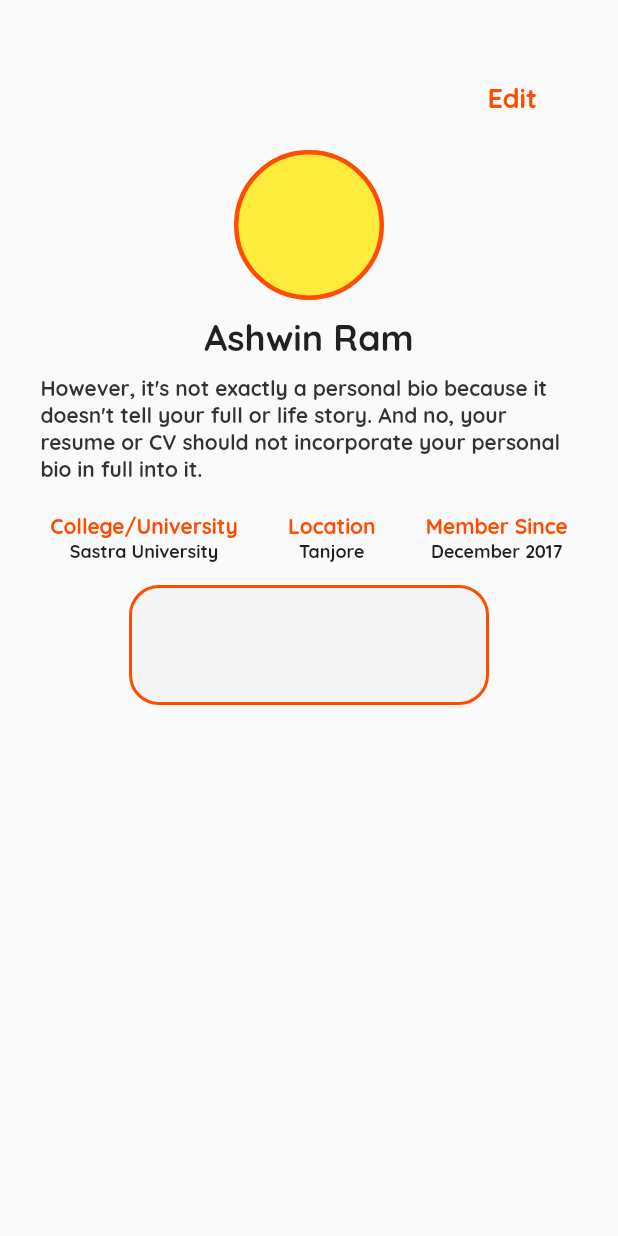
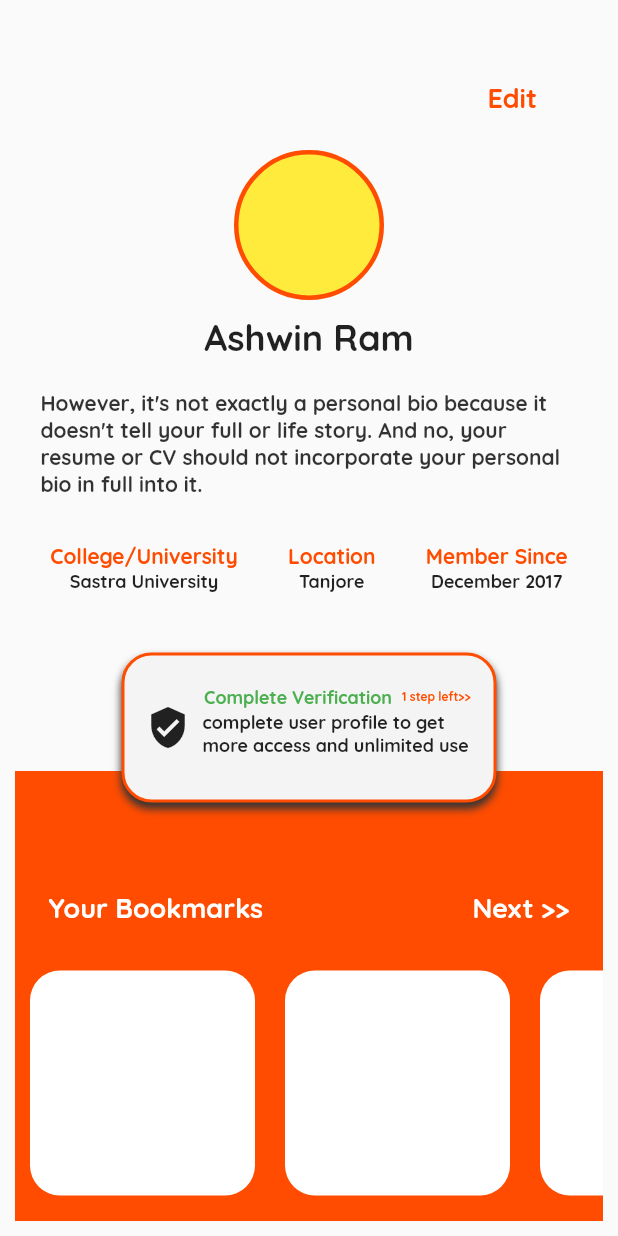
Before and after one commit to StintsTBI/Stints, a Flutter app: the ProfileDetails screen opened directly, on a phone screen of 412 x 824 dp. Run offline on Flutter 3.47's test engine with Material 2 defaults, Android fonts, the light colour scheme and no system bars; drawn by our look-alikes of auto_size_text.

Commit message:
profile edit, profile detials

```diff
--- a/lib/pages/profileDetails.dart
+++ b/lib/pages/profileDetails.dart
@@ -1,6 +1,7 @@
 import 'package:flutter/material.dart';
 import 'package:stints/assets/constants.dart';
 import 'package:auto_size_text/auto_size_text.dart';
+import 'package:stints/pages/profileEdit.dart';
 import 'package:stints/widgets/text_widgets.dart';
 
 class ProfileDetails extends StatefulWidget {
@@ -9,6 +10,20 @@ class ProfileDetails extends StatefulWidget {
 }
 
 class _ProfileDetailsState extends State<ProfileDetails> {
+  Widget bookmark() {
+    return Padding(
+      padding: EdgeInsets.only(top: 30, right: 10, left: 10),
+      child: Container(
+        height: 150,
+        width: 150,
+        decoration: BoxDecoration(
+          borderRadius: BorderRadius.circular(20),
+          color: Colors.white,
+        ),
+      ),
+    );
+  }
+
   String bio =
       "However, it's not exactly a personal bio because it doesn't tell your full or life story. And no, your resume or CV should not incorporate your personal bio in full into it.";
   @override
@@ -19,9 +34,59 @@ class _ProfileDetailsState extends State<ProfileDetails> {
           Positioned(
             top: 54,
             right: 54,
-            child: SmallText(
-              "Edit",
-              color: WidgetColors.primaryColor,
+            child: GestureDetector(
+              child: SmallText(
+                "Edit",
+                color: WidgetColors.primaryColor,
+              ),
+              onTap: () {
+                Navigator.of(context)
+                    .push(MaterialPageRoute(builder: (c) => ProfileEdit()));
+              },
+            ),
+          ),
+          Positioned(
+            bottom: 10,
+            left: 10,
+            right: 10,
+            child: Container(
+              decoration: BoxDecoration(
+                color: WidgetColors.primaryColor,
+              ),
+              height: 300,
+              padding: EdgeInsets.only(top: 80),
+              child: Column(
+                children: <Widget>[
+                  Row(
+                    mainAxisAlignment: MainAxisAlignment.spaceAround,
+                    children: <Widget>[
+                      SmallText(
+                        "Your Bookmarks",
+                        color: Colors.white,
+                      ),
+                      SizedBox(
+                        width: 50,
+                      ),
+                      GestureDetector(
+                        child: SmallText(
+                          "Next >>",
+                          color: Colors.white,
+                        ),
+                      )
+                    ],
+                  ),
+                  SingleChildScrollView(
+                      scrollDirection: Axis.horizontal,
+                      child: Row(
+                        children: <Widget>[
+                          bookmark(),
+                          bookmark(),
+                          bookmark(),
+                          bookmark()
+                        ],
+                      ))
+                ],
+              ),
             ),
           ),
           Padding(
@@ -47,7 +112,7 @@ class _ProfileDetailsState extends State<ProfileDetails> {
                   child: NormalText("Ashwin Ram"),
                 ),
                 SizedBox(
-                  height: 10,
+                  height: 20,
                 ),
                 Padding(
                   padding: EdgeInsets.only(left: 27, right: 27),
@@ -60,7 +125,7 @@ class _ProfileDetailsState extends State<ProfileDetails> {
                   ),
                 ),
                 SizedBox(
-                  height: 20,
+                  height: 30,
                 ),
                 Row(
                   mainAxisAlignment: MainAxisAlignment.spaceEvenly,
@@ -71,33 +136,76 @@ class _ProfileDetailsState extends State<ProfileDetails> {
                   ],
                 ),
                 SizedBox(
-                  height: 15,
+                  height: 40,
                 ),
                 Container(
                   decoration: BoxDecoration(
+                      boxShadow: [
+                        new BoxShadow(
+                            color: WidgetColors.black,
+                            offset: Offset(0, 4),
+                            blurRadius: 4),
+                      ],
                       color: Color(0xffF4F4F4),
                       border: Border.all(
                           color: WidgetColors.primaryColor, width: 2),
                       borderRadius: BorderRadius.circular(20)),
-                  height: 80,
-                  width: 240,
+                  height: 100,
+                  width: 250,
                   child: Row(
                     mainAxisAlignment: MainAxisAlignment.spaceAround,
-                    children: <Widget>[],
+                    children: <Widget>[
+                      Container(
+                        height: 30,
+                        width: 10,
+                        child: Icon(
+                          Icons.verified_user,
+                          size: 30,
+                        ),
+                      ),
+                      Column(
+                        children: <Widget>[
+                          Padding(
+                            padding: EdgeInsets.only(top: 20),
+                            child: Row(
+                              mainAxisAlignment: MainAxisAlignment.spaceBetween,
+                              children: <Widget>[
+                                Text(
+                                  "Complete Verification  ",
+                                  style: TextStyle(
+                                      fontSize: 12, color: Colors.green),
+                                ),
+                                GestureDetector(
+                                  onTap: () {},
+                                  child: Text(
+                                    "1 step left>>",
+                                    style: TextStyle(
+                                        fontSize: 8,
+                                        color: WidgetColors.primaryColor),
+                                  ),
+                                ),
+                              ],
+                            ),
+                          ),
+                          SizedBox(
+                            height: 2,
+                          ),
+                          Container(
+                            width: 180,
+                            child: AutoSizeText(
+                                "complete user profile to get more access and unlimited use",
+                                maxLines: 3,
+                                style: TextStyle(fontSize: 10)),
+                          )
+                        ],
+                      ),
+                    ],
                   ),
                 )
               ],
             ),
           ),
-          /* Positioned(
-            bottom: 10,
-            left: 10,
-            right: 10,
-            child: Container(
-              height: 350,
-              color: Color(0xffFF9D74),
-            ),
-          ) */
+          /*  */
         ],
       ),
     );
```
Also changed, not shown: lib/pages/profileEdit.dart (added, +192 -0 lines).
